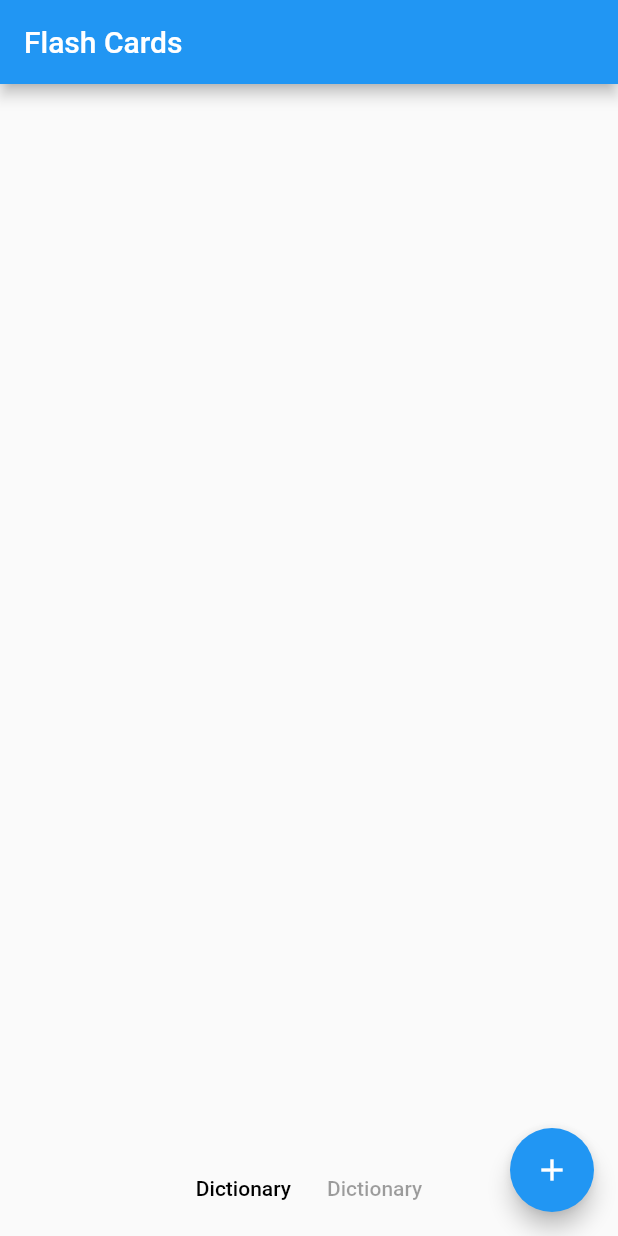
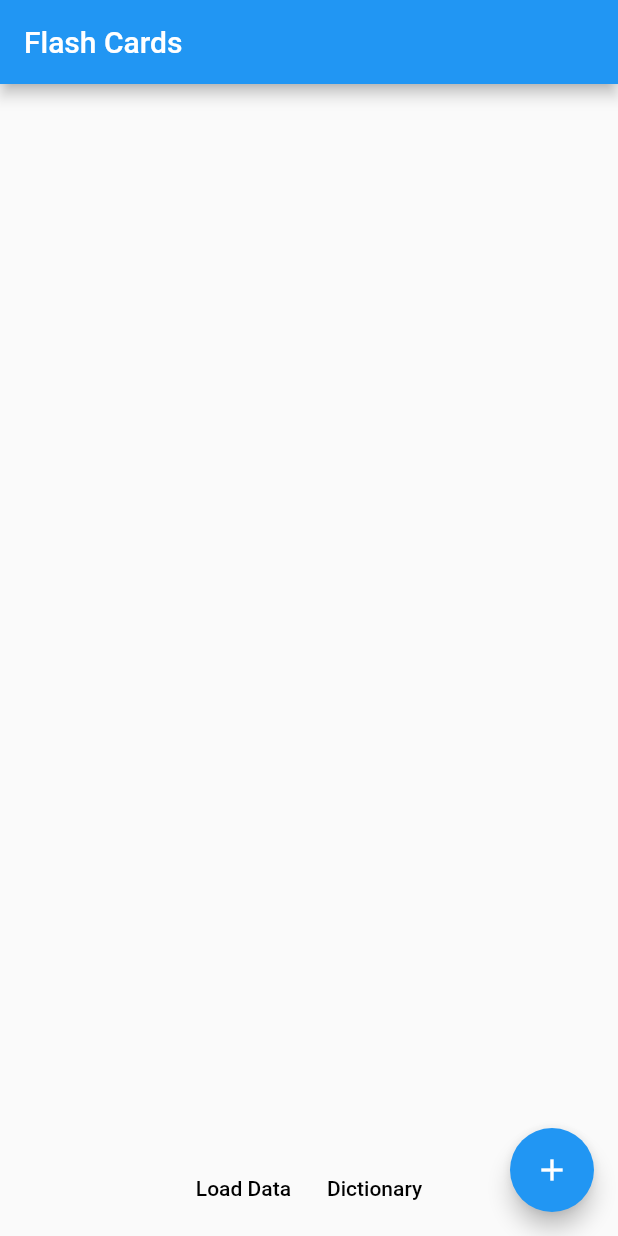
Before and after one commit to lesiak/flashcards, a Flutter app: the screen it shows after launch, on a phone screen of 412 x 824 dp. Run offline on Flutter 3.47's test engine with Material 2 defaults, Android fonts, the phone set to English and light mode, and no system bars; our stand-ins replace yaml.

Commit message:
Load data button in ButtonBar

```diff
--- a/lib/widgets/select_deck_widget.dart
+++ b/lib/widgets/select_deck_widget.dart
@@ -32,11 +32,12 @@ class SelectDeckWidgetState extends State<SelectDeckWidget> {
             alignment: MainAxisAlignment.center,
             children: <Widget>[
               FlatButton(
-                child: Text('Dictionary'),
-                onPressed: () => Navigator.pushNamed(context, '/dictionary'),
+                child: Text('Load Data'),
+                onPressed: fetchDeck,
               ),
               FlatButton(
                 child: Text('Dictionary'),
+                onPressed: () => Navigator.pushNamed(context, '/dictionary'),
               )
             ],
           ),
```
Also changed, not shown: pubspec.lock.
